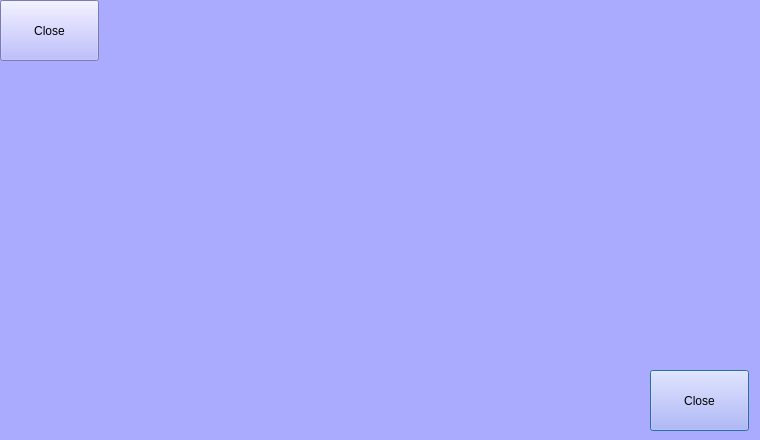
fredericabry/raspiloop, file dialog_device.ui: the form before one commit.
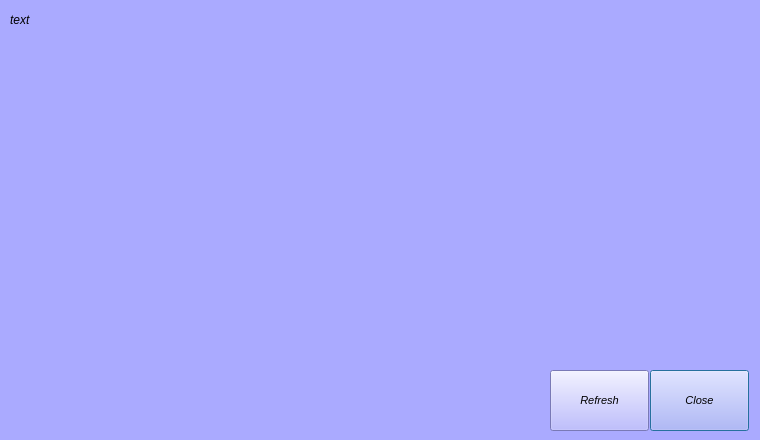
The form after the commit.

```diff
--- a/dialog_device.ui
+++ b/dialog_device.ui
@@ -31,7 +31,8 @@
    </property>
    <property name="font">
     <font>
-     <pointsize>9</pointsize>
+     <pointsize>8</pointsize>
+     <italic>true</italic>
     </font>
    </property>
    <property name="styleSheet">
@@ -63,22 +64,23 @@
   <widget class="QPushButton" name="bClose_2">
    <property name="geometry">
     <rect>
-     <x>0</x>
-     <y>0</y>
+     <x>550</x>
+     <y>370</y>
      <width>99</width>
      <height>61</height>
     </rect>
    </property>
    <property name="font">
     <font>
-     <pointsize>9</pointsize>
+     <pointsize>8</pointsize>
+     <italic>true</italic>
     </font>
    </property>
    <property name="styleSheet">
     <string notr="true"/>
    </property>
    <property name="text">
-    <string>Close</string>
+    <string>Refresh</string>
    </property>
   </widget>
  </widget>
```
Left out of the diff: 6 changed lines with no effect on the pictures.
